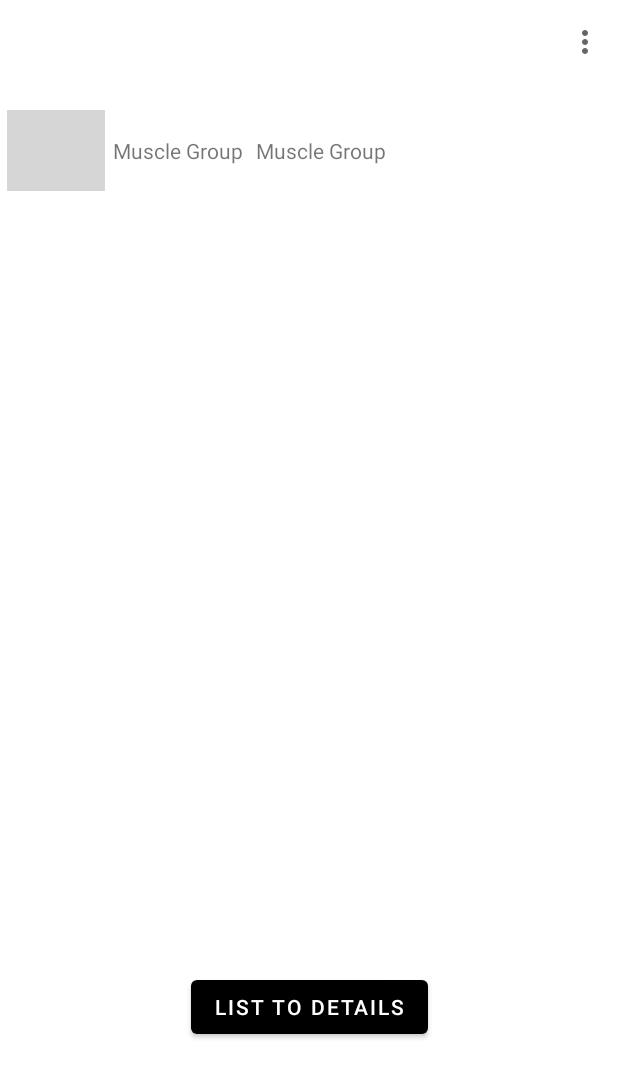
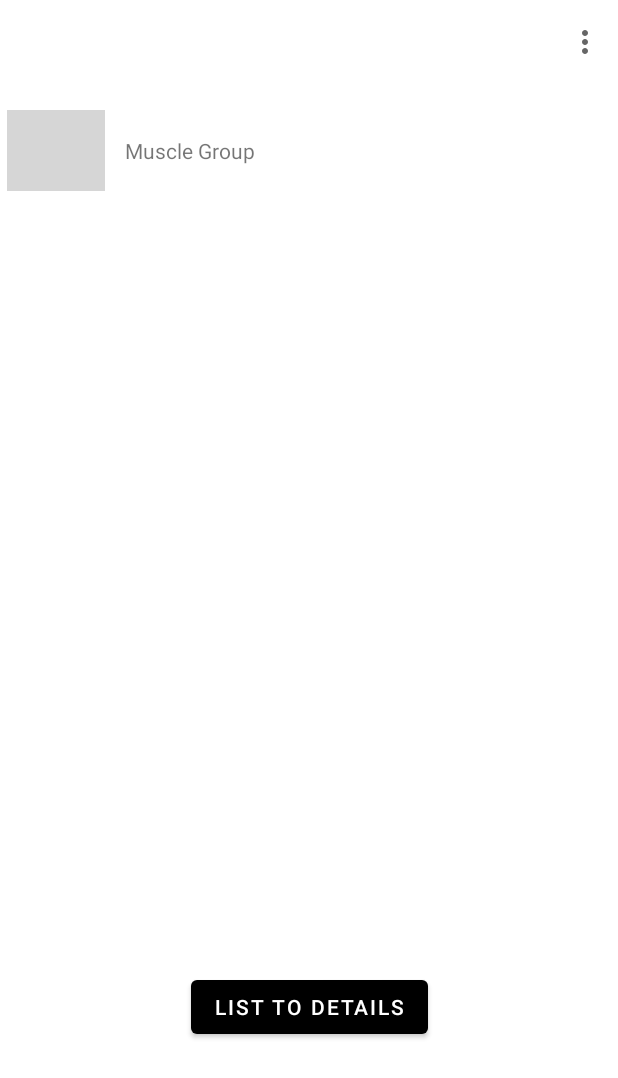
Before and after one commit to GonzaloSantizo/PlatMovProyectos, an Android app: the layout fragment_muscle_list.xml on its own in the app's theme, with its tools: preview values and no code run, on a phone screen of 412 x 824 dp. Shown: the top 1078 px of the screen. Run offline under Robolectric (Android 15) with nearby library versions, the phone set to English and light mode, and no system bars; grey boxes are pictures that could not be loaded.

```diff
--- a/app/src/main/java/com/plataformas/proyecto/data/remote/firestore/Excercises.kt
+++ b/app/src/main/java/com/plataformas/proyecto/data/remote/firestore/ExercisesDto.kt
@@ -1,6 +1,6 @@
 package com.plataformas.proyecto.data.remote.firestore
 
-data class Excercises(
-    var excercises: String ?= null,
+data class ExercisesDto(
+    var excercise: String ?= null,
     var description: String ?= null,
     var image : String ?= null )
--- a/app/src/main/res/layout/recycler_item.xml
+++ b/app/src/main/res/layout/recycler_item.xml
@@ -2,6 +2,7 @@
 <androidx.constraintlayout.widget.ConstraintLayout xmlns:android="http://schemas.android.com/apk/res/android"
     xmlns:app="http://schemas.android.com/apk/res-auto"
     xmlns:tools="http://schemas.android.com/tools"
+    android:id="@+id/constraintLayout_muscleShows"
     android:layout_width="match_parent"
     android:layout_height="match_parent"
     android:clickable="true"
@@ -25,31 +26,10 @@
         android:layout_height="wrap_content"
         android:text="@string/muscle_group"
         app:layout_constraintBottom_toBottomOf="parent"
-        app:layout_constraintEnd_toEndOf="@id/recycler_exercise"
+        app:layout_constraintEnd_toEndOf="parent"
         app:layout_constraintHorizontal_bias="0.053"
         app:layout_constraintStart_toEndOf="@+id/recycler_itemImage"
         app:layout_constraintTop_toTopOf="parent"
         app:layout_constraintVertical_bias="0.046" />
-    <TextView
-        android:id="@+id/recycler_symbol"
-        android:layout_width="wrap_content"
-        android:layout_height="wrap_content"
-        android:text=""
-        app:layout_constraintBottom_toBottomOf="parent"
-        app:layout_constraintEnd_toEndOf="@id/recycler_exercise"
-        app:layout_constraintHorizontal_bias="0.053"
-        app:layout_constraintStart_toEndOf="@+id/recycler_itemImage"
-        app:layout_constraintTop_toTopOf="parent"
-        app:layout_constraintVertical_bias="0.046" />
-    <TextView
-        android:id="@+id/recycler_exercise"
-        android:layout_width="wrap_content"
-        android:layout_height="wrap_content"
-        android:text="Muscle Group"
-        app:layout_constraintBottom_toBottomOf="parent"
-        app:layout_constraintEnd_toEndOf="parent"
-        app:layout_constraintHorizontal_bias="0.053"
-        app:layout_constraintStart_toEndOf="@+id/recycler_muscleName"
-        app:layout_constraintTop_toTopOf="parent"
-        app:layout_constraintVertical_bias="0.046" />
+
 </androidx.constraintlayout.widget.ConstraintLayout>
```
Also changed, not shown: app/src/main/java/com/plataformas/proyecto/data/remote/firestore/MusclesDto.kt (renamed from app/src/main/java/com/plataformas/proyecto/data/remote/firestore/Muscles.kt, +3 -5 lines), app/src/main/java/com/plataformas/proyecto/ui/adapters/MuscleAdapter.kt (+44 -17 lines).
